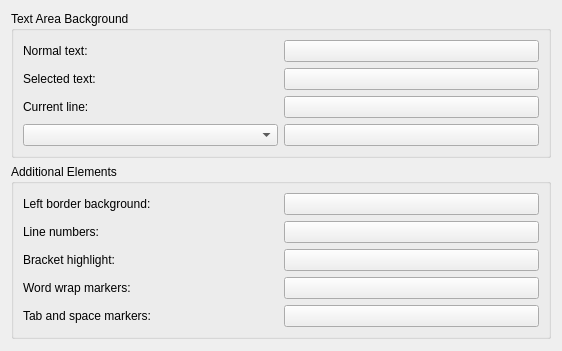
First picture: the form in part/dialogs/schemaconfigcolortab.ui, repository KDE/kate, before the edit.
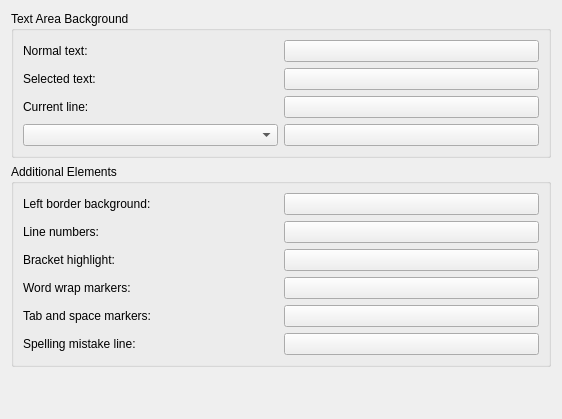
Second picture: the form after the edit. Custom widgets are drawn as their Qt base class.

Commit message: Add the possibility to configure the colour of the line that is used to indicate spelling mistakes.

Diff of the .ui file:
```diff
--- a/part/dialogs/schemaconfigcolortab.ui
+++ b/part/dialogs/schemaconfigcolortab.ui
@@ -2,6 +2,14 @@
 <ui version="4.0">
  <class>SchemaConfigColorTab</class>
  <widget class="QWidget" name="SchemaConfigColorTab">
+  <property name="geometry">
+   <rect>
+    <x>0</x>
+    <y>0</y>
+    <width>548</width>
+    <height>419</height>
+   </rect>
+  </property>
   <layout class="QVBoxLayout">
    <item>
     <widget class="QGroupBox" name="groupBox">
@@ -79,7 +87,7 @@
      <property name="flat">
       <bool>true</bool>
      </property>
-     <layout class="QGridLayout">
+     <layout class="QGridLayout" name="gridLayout">
       <item row="0" column="0">
        <widget class="QLabel" name="label_6">
         <property name="text">
@@ -146,6 +154,20 @@
         </property>
        </widget>
       </item>
+      <item row="5" column="0">
+       <widget class="QLabel" name="label_9">
+        <property name="text">
+         <string>Spelling mistake line:</string>
+        </property>
+       </widget>
+      </item>
+      <item row="5" column="1">
+       <widget class="KColorButton" name="spellingmistakeline">
+        <property name="whatsThis">
+         <string>&lt;p&gt;Sets the color of the line that is used to indicate spelling mistakes.&lt;/p&gt;</string>
+        </property>
+       </widget>
+      </item>
      </layout>
     </widget>
    </item>
@@ -165,16 +187,16 @@
   </layout>
  </widget>
  <customwidgets>
-  <customwidget>
-   <class>KComboBox</class>
-   <extends>QComboBox</extends>
-   <header>kcombobox.h</header>
-  </customwidget>
   <customwidget>
    <class>KColorButton</class>
    <extends>QPushButton</extends>
    <header>kcolorbutton.h</header>
   </customwidget>
+  <customwidget>
+   <class>KComboBox</class>
+   <extends>QComboBox</extends>
+   <header>kcombobox.h</header>
+  </customwidget>
  </customwidgets>
  <resources/>
  <connections/>
```
The commit also changes 5 other files.
